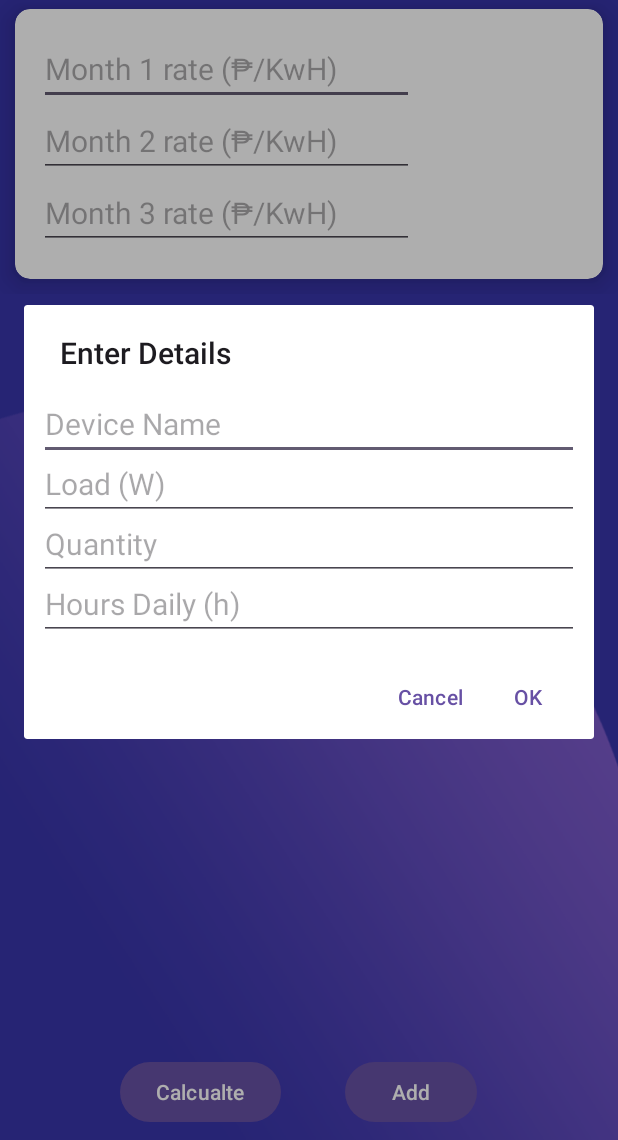
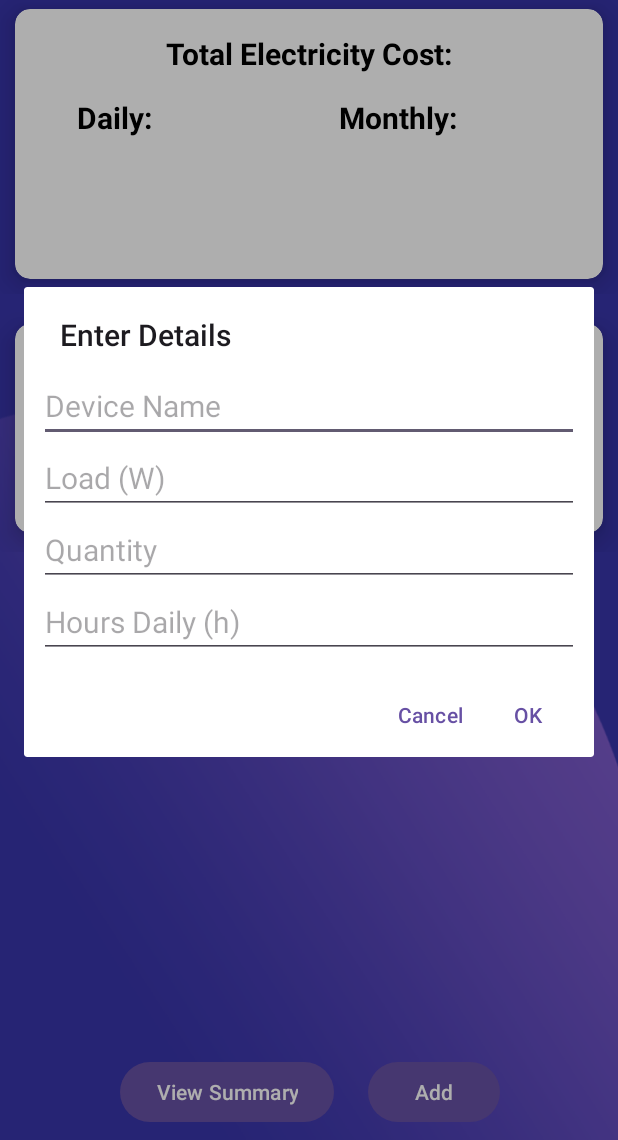
Before and after one commit to Thirdeyee1/Electric-Bill-Calculator-App, an Android app: the screen it shows after launch (MainActivity), after a tap on "Add", on a phone screen of 412 x 824 dp, the part 96-1236 px from its top. Run offline under Robolectric (Android 15) with nearby library versions, the phone set to English and light mode, and no system bars.

Commit message:
Added second window Added Go back button in second window Added Text views Fixed minor bugs Fixed crashing Added spacing in card Added Example slot Programed example slot to terminate when new slow s added

```diff
--- a/app/src/main/AndroidManifest.xml
+++ b/app/src/main/AndroidManifest.xml
@@ -13,6 +13,9 @@
         android:theme="@style/Theme.SoftDev"
         tools:targetApi="31">
         <activity
+            android:name=".MainActivity2"
+            android:exported="false" />
+        <activity
             android:name=".MainActivity"
             android:exported="true">
             <intent-filter>
--- a/app/src/main/java/com/example/softdev/MainActivity.java
+++ b/app/src/main/java/com/example/softdev/MainActivity.java
@@ -1,12 +1,16 @@
 package com.example.softdev;
 
+import static android.text.TextUtils.*;
+
 import android.content.DialogInterface;
+import android.content.Intent;
 import android.os.Bundle;
 import android.view.View;
 import android.widget.Button;
 import android.widget.EditText;
 import android.widget.LinearLayout;
 import android.widget.TextView;
+import android.widget.Toast;
 
 import androidx.appcompat.app.AlertDialog;
 import androidx.appcompat.app.AppCompatActivity;
@@ -17,24 +21,50 @@ public class MainActivity extends AppCompatActivity {
     AlertDialog dialog;
     LinearLayout layout;
 
+    private View exampleSlotView;
+    boolean initialSlotReplaced = false;
+
+
     @Override
     protected void onCreate(Bundle savedInstanceState) {
         super.onCreate(savedInstanceState);
         setContentView(R.layout.activity_main);
 
+
+        //For the new window
+        Button summary = findViewById(R.id.summary);
+        summary.setOnClickListener(new View.OnClickListener() {
+            @Override
+            public void onClick(View v) {
+                openActivity2();
+            }
+        });
+
+        //For building dialog
         add = findViewById(R.id.add);
         layout = findViewById(R.id.container);
 
+        // Build the dialog
         buildDialog();
+
+        // Check if the initial slot has been replaced
+        if (!initialSlotReplaced) {
+            addExampleSlot();
+        }
+
 
         add.setOnClickListener(new View.OnClickListener() {
             @Override
             public void onClick(View v) {
+                initialSlotReplaced = true;
                 dialog.show();
             }
         });
     }
-
+    public void openActivity2(){
+        Intent intent = new Intent(this, MainActivity2.class);
+        startActivity(intent);
+    }
     private void buildDialog() {
         AlertDialog.Builder builder = new AlertDialog.Builder(this);
         View view = getLayoutInflater().inflate(R.layout.dialog, null);
@@ -45,8 +75,8 @@ public class MainActivity extends AppCompatActivity {
         final EditText hrsDaily = view.findViewById(R.id.hrsDailyEdit);
 
         builder.setView(view);
-        builder.setTitle("Enter Details")
-                .setPositiveButton("OK", new DialogInterface.OnClickListener() {
+        builder.setTitle("Enter Details");
+        builder.setPositiveButton("OK", new DialogInterface.OnClickListener() {
             @Override
             public void onClick(DialogInterface dialog, int which) {
                 String nameStr = name.getText().toString();
@@ -54,12 +84,29 @@ public class MainActivity extends AppCompatActivity {
                 String quantityStr = quantity.getText().toString();
                 String hrsDailyStr = hrsDaily.getText().toString();
 
+                if (isEmpty(nameStr) || isEmpty(loadStr) || isEmpty(quantityStr) || isEmpty(hrsDailyStr)) {
+                    Toast.makeText(MainActivity.this, "Please input details", Toast.LENGTH_SHORT).show();}
+                else if (isEmpty(nameStr)) {
+                    Toast.makeText(MainActivity.this, "Please input Device name", Toast.LENGTH_SHORT).show();
+                } else if (isEmpty(loadStr) || isEmpty(quantityStr) || isEmpty(hrsDailyStr)){
+                    Toast.makeText(MainActivity.this, "Please input valid values", Toast.LENGTH_SHORT).show();
+                } else {
+                    try {
+                        // Attempt to convert input to numbers
+                        Double.parseDouble(loadStr);
+                        Double.parseDouble(quantityStr);
+                        Double.parseDouble(hrsDailyStr);
+
+                        // Adding card if conversion is successful
                         addCard(nameStr, loadStr, quantityStr, hrsDailyStr);
-
-
+                    } catch (NumberFormatException e) {
+                        // Show a toast if conversion to numbers fails
+                        Toast.makeText(MainActivity.this, "Please input valid values", Toast.LENGTH_SHORT).show();
                     }
-                })
-                .setNegativeButton("Cancel", new DialogInterface.OnClickListener() {
+                }
+            }
+        });
+        builder.setNegativeButton("Cancel", new DialogInterface.OnClickListener() {
             @Override
             public void onClick(DialogInterface dialog, int which) {
 
@@ -70,6 +117,8 @@ public class MainActivity extends AppCompatActivity {
     }
 
     private void addCard(String name, String load, String quantity, String hrsDaily) {
+        removeExampleSlot();
+
         final View view = getLayoutInflater().inflate(R.layout.card, null);
 
         TextView nameView = view.findViewById(R.id.name);
@@ -87,9 +136,11 @@ public class MainActivity extends AppCompatActivity {
         quantityView.setText(quantity);
         hrsDailyView.setText(hrsDaily);
 
-        double l = Double.parseDouble(load);
-        double q = Double.parseDouble(quantity);
-        double h = Double.parseDouble(hrsDaily);
+        double l = Double.parseDouble(String.valueOf(load));
+        double q = Double.parseDouble(String.valueOf(quantity));
+        double h = Double.parseDouble(String.valueOf(hrsDaily));
+
+
 
         viewD.setText(String.format("%.2f", 11.85*l/1000*q*h));
         viewM.setText(String.format("%.2f", 11.85*l/1000*q*h*31));
@@ -103,4 +154,52 @@ public class MainActivity extends AppCompatActivity {
 
         layout.addView(view);
     }
+
+    //DELETE EXAMPLE SLOT
+    private void removeExampleSlot() {
+        // Remove the example slot from the layout
+        if (exampleSlotView != null) {
+            layout.removeView(exampleSlotView);
+            exampleSlotView = null;
         }
+    }
+
+    //CREATE EXAMPLE SLOT
+    private View createAndAddSlot(String name, String load, String quantity, String hrsDaily) {
+        View exampleSlotView = getLayoutInflater().inflate(R.layout.card, null);
+
+        TextView nameView = exampleSlotView.findViewById(R.id.name);
+        TextView loadView = exampleSlotView.findViewById(R.id.load);
+        TextView quantityView = exampleSlotView.findViewById(R.id.quantity);
+        TextView hrsDailyView = exampleSlotView.findViewById(R.id.hrsDaily);
+        TextView viewD = exampleSlotView.findViewById(R.id.costDaily);
+        TextView viewM = exampleSlotView.findViewById(R.id.costMonthly);
+
+
+        nameView.setText(name);
+        loadView.setText(load);
+        quantityView.setText(quantity);
+        hrsDailyView.setText(hrsDaily);
+
+        double l = Double.parseDouble(String.valueOf(load));
+        double q = Double.parseDouble(String.valueOf(quantity));
+        double h = Double.parseDouble(String.valueOf(hrsDaily));
+
+        viewD.setText(String.format("%.2f", 11.85 * l / 1000 * q * h));
+        viewM.setText(String.format("%.2f", 11.85 * l / 1000 * q * h * 31));
+
+        layout.addView(exampleSlotView);
+        return exampleSlotView;
+    }
+
+    private void addExampleSlot() {
+        // Create an example slot with initial data
+        String exampleName = "Example Device";
+        String exampleLoad = "100";
+        String exampleQuantity = "2";
+        String exampleHrsDaily = "4";
+
+        // Add the example slot to the layout
+        exampleSlotView = createAndAddSlot(exampleName, exampleLoad, exampleQuantity, exampleHrsDaily);
+    }
+}
--- a/app/src/main/res/layout/activity_main.xml
+++ b/app/src/main/res/layout/activity_main.xml
@@ -25,63 +25,48 @@
             app:cardCornerRadius="10dp"
             app:cardElevation="10dp">
 
-            <LinearLayout
+            <RelativeLayout
                 android:layout_width="match_parent"
                 android:layout_height="wrap_content"
                 android:layout_margin="16dp"
-                android:orientation="vertical">
+                >
 
-                <EditText
-                    android:id="@+id/month1"
-                    android:layout_width="250dp"
+                <TextView
+                    android:id="@+id/total"
+                    android:layout_width="wrap_content"
                     android:layout_height="wrap_content"
-                    android:hint="Month 1 rate (₱/KwH)"
-                    android:textSize="20dp" />
+                    android:text="Total Electricity Cost:"
+                    android:textColor="@color/black"
+                    android:textStyle="bold"
+                    android:layout_centerHorizontal="true"
+                    android:textSize="20sp" />
 
-                <EditText
-                    android:id="@+id/month2"
-                    android:layout_width="250dp"
+                <TextView
+                    android:id="@+id/daily"
+                    android:layout_width="wrap_content"
                     android:layout_height="wrap_content"
-                    android:hint="Month 2 rate (₱/KwH)"
-                    android:textSize="20dp" />
+                    android:layout_below="@+id/total"
+                    android:layout_marginLeft="25dp"
+                    android:layout_marginTop="15dp"
+                    android:text="Daily:"
+                    android:textColor="@color/black"
+                    android:textSize="20sp"
+                    android:textStyle="bold" />
+                <TextView
+                    android:id="@+id/monthly"
+                    android:layout_width="wrap_content"
+                    android:layout_height="wrap_content"
+                    android:layout_below="@+id/total"
+                    android:layout_marginLeft="200dp"
+                    android:layout_marginTop="15dp"
+                    android:text="Monthly:"
+                    android:textColor="@color/black"
+                    android:textSize="20sp"
+                    android:textStyle="bold" />
 
-                <EditText
-                    android:id="@+id/month3"
-                    android:layout_width="250dp"
-                    android:layout_height="wrap_content"
-                    android:hint="Month 3 rate (₱/KwH)"
-                    android:textSize="20dp" />
-
-            </LinearLayout>
+            </RelativeLayout>
         </androidx.cardview.widget.CardView>
     </RelativeLayout>
-
-    <TextView
-        android:layout_width="wrap_content"
-        android:layout_height="wrap_content"
-        android:layout_marginTop="280dp"
-        android:text="Click 'Add' to add devices on slot."
-        android:textColor="#9C9C9C"
-        android:textStyle="bold"
-        android:layout_centerHorizontal="true"
-        android:textSize="20sp" />
-    <Button
-        android:id="@+id/add"
-        android:layout_width="wrap_content"
-        android:layout_height="wrap_content"
-        android:layout_alignParentBottom="true"
-        android:layout_marginLeft="230dp"
-        android:layout_marginBottom="8dp"
-        android:text="Add" />
-
-    <Button
-        android:id="@+id/calculate"
-        android:layout_width="wrap_content"
-        android:layout_height="wrap_content"
-        android:layout_alignParentBottom="true"
-        android:layout_marginLeft="80dp"
-        android:layout_marginBottom="8dp"
-        android:text="Calcualte" />
 
     <ScrollView
         android:layout_width="match_parent"
@@ -97,6 +82,24 @@
         </LinearLayout>
     </ScrollView>
 
+    <Button
+        android:id="@+id/add"
+        android:layout_width="wrap_content"
+        android:layout_height="wrap_content"
+        android:layout_alignParentBottom="true"
+        android:layout_marginLeft="245dp"
+        android:layout_marginBottom="8dp"
+        android:text="Add" />
+
+    <Button
+        android:id="@+id/summary"
+        android:layout_width="wrap_content"
+        android:layout_height="wrap_content"
+        android:layout_alignParentBottom="true"
+        android:layout_marginLeft="80dp"
+        android:layout_marginBottom="8dp"
+        android:text="View Summary" />
+
     <ImageView
         android:id="@+id/imageView"
         android:layout_width="311dp"
@@ -106,6 +109,4 @@
         android:layout_centerHorizontal="true">
 
     </ImageView>
-
-
 </RelativeLayout>
--- a/app/src/main/res/layout/card.xml
+++ b/app/src/main/res/layout/card.xml
@@ -37,8 +37,8 @@
                     android:id="@+id/load"
                     android:layout_width="wrap_content"
                     android:layout_height="wrap_content"
-                    android:layout_marginTop="20dp"
-                    android:text="Load (W)"
+                    android:layout_below="@+id/name"
+                    android:text="Power consumption (Watts)"
                     android:textColor="#000000"
                     android:textFontWeight="1000"
                     android:textSize="15sp" />
@@ -47,7 +47,7 @@
                     android:id="@+id/quantity"
                     android:layout_width="wrap_content"
                     android:layout_height="wrap_content"
-                    android:layout_marginTop="40dp"
+                    android:layout_below="@+id/load"
                     android:text="Quantity"
                     android:textColor="#000000"
                     android:textFontWeight="1000"
@@ -57,8 +57,8 @@
                     android:id="@+id/hrsDaily"
                     android:layout_width="wrap_content"
                     android:layout_height="wrap_content"
-                    android:layout_marginTop="60dp"
-                    android:text="Hours Daily (h)"
+                    android:layout_below="@id/quantity"
+                    android:text="Hours of use per day (h/day)"
                     android:textColor="#000000"
                     android:textFontWeight="1000"
                     android:textSize="15sp" />
--- a/app/src/main/res/layout/dialog.xml
+++ b/app/src/main/res/layout/dialog.xml
@@ -18,21 +18,21 @@
             android:id="@+id/loadEdit"
             android:layout_width="match_parent"
             android:layout_height="wrap_content"
-            android:layout_marginTop="40dp"
+            android:layout_below="@+id/nameEdit"
             android:hint="Load (W)"
             android:textSize="20dp"/>
         <EditText
             android:id="@+id/quantityEdit"
             android:layout_width="match_parent"
             android:layout_height="wrap_content"
-            android:layout_marginTop="80dp"
+            android:layout_below="@+id/loadEdit"
             android:hint="Quantity"
             android:textSize="20dp"/>
         <EditText
             android:id="@+id/hrsDailyEdit"
             android:layout_width="match_parent"
             android:layout_height="wrap_content"
-            android:layout_marginTop="120dp"
+            android:layout_below="@+id/quantityEdit"
             android:hint="Hours Daily (h)"
             android:textSize="20dp"/>
 
```
Lines whose indentation alone changed are shown as unchanged.
